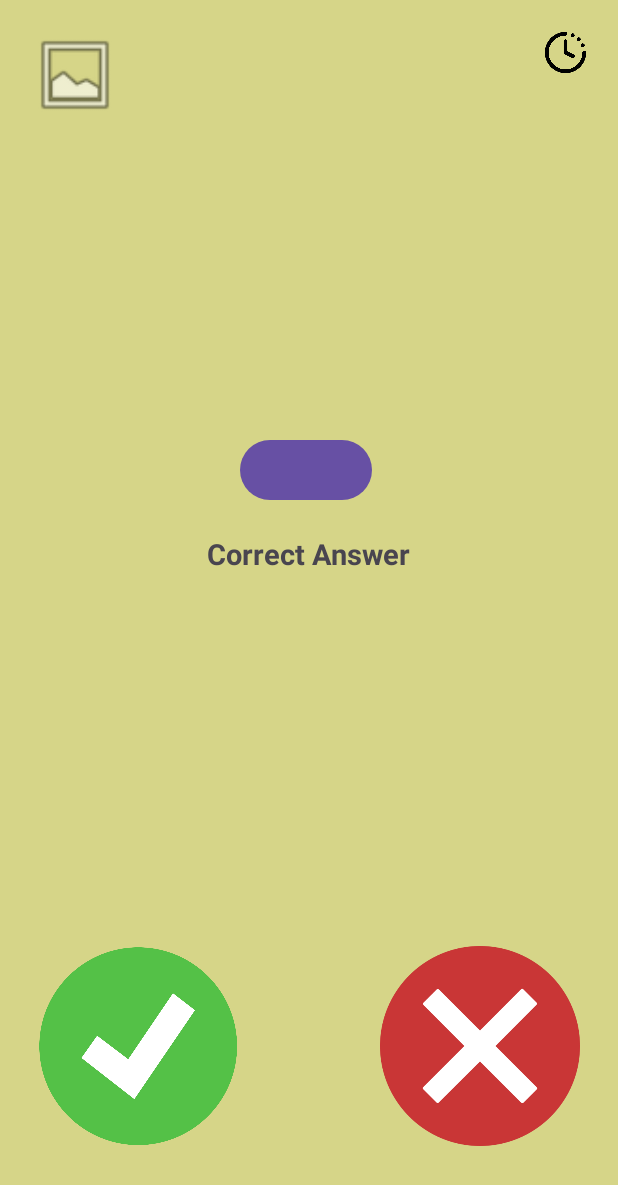
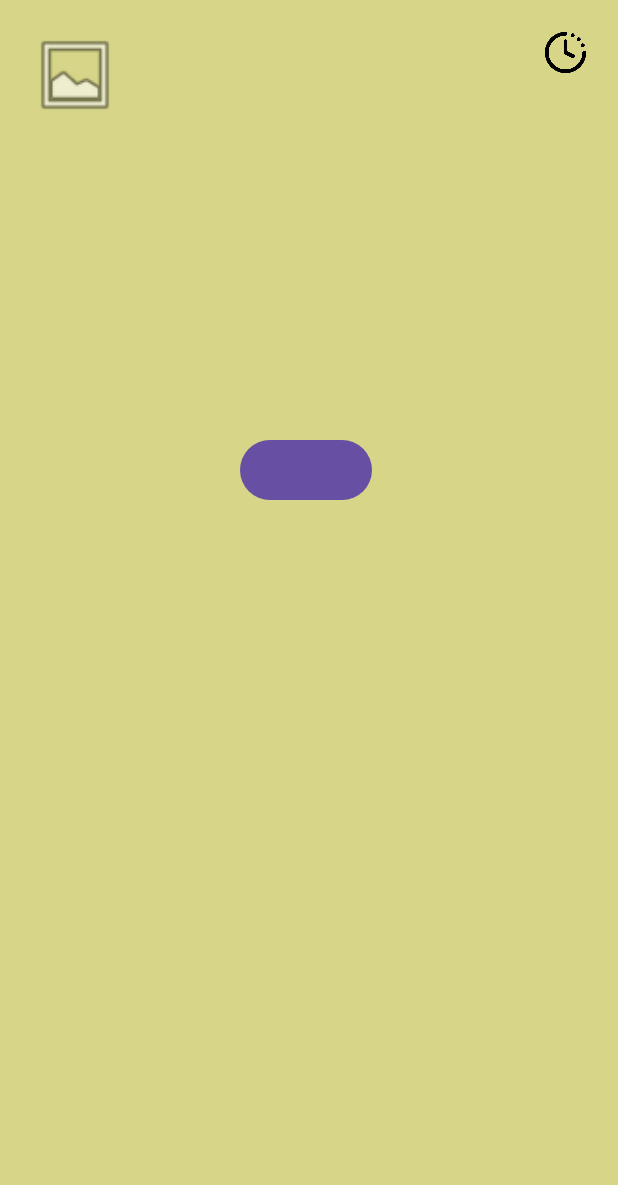
Before and after one commit to anestistsio/QuizApp, an Android app: the layout activity_main_game.xml on its own in the app's theme, with its tools: preview values and no code run, on a phone screen of 412 x 824 dp. Shown: the top 1185 px of the screen. Run offline under Robolectric (Android 15) with nearby library versions, the phone set to English and light mode, and no system bars.

Commit message:
general optimization

```diff
--- a/app/src/main/java/com/uop/quizapp/MainGame.java
+++ b/app/src/main/java/com/uop/quizapp/MainGame.java
@@ -326,11 +326,7 @@ public class MainGame extends AppCompatActivity {
         language = getIntent().getExtras().getString("selected_language");
         //getting the time in seconds
         timeInSeconds =  getIntent().getExtras().getInt("timeInSeconds");
-        //by default the 2 buttons and the answer are hidden
-        answer_tv.setVisibility(View.GONE);
-        correct_bt.setVisibility(View.GONE);
-        incorrect_bt.setVisibility(View.GONE);
-        answeris_tv.setVisibility(View.GONE);
+
         if (!language.equals("English")) {
             answeris_tv.setText("Σωστή απάντηση");
             show_hide_bt.setText("Δείξε");
--- a/app/src/main/java/com/uop/quizapp/SelectCategory.java
+++ b/app/src/main/java/com/uop/quizapp/SelectCategory.java
@@ -128,11 +128,6 @@ public class SelectCategory extends AppCompatActivity {
         ImageView sports_iv = findViewById(R.id.sport_iv);
         ImageView team1_im = findViewById(R.id.team1_im);
         ImageView team2_im = findViewById(R.id.team2_im);
-        //hiding the image views to display only the image buttons
-        science_iv.setVisibility(View.GONE);
-        general_iv.setVisibility(View.GONE);
-        geography_iv.setVisibility(View.GONE);
-        sports_iv.setVisibility(View.GONE);
 
 
         //take the team names and scores and playing team
--- a/app/src/main/res/layout/activity_main_game.xml
+++ b/app/src/main/res/layout/activity_main_game.xml
@@ -37,6 +37,7 @@
         android:background="#00FFFFFF"
         android:onClick="question_end"
         android:scaleType="fitCenter"
+        android:visibility="gone"
         app:layout_constraintBottom_toBottomOf="parent"
         app:layout_constraintStart_toStartOf="parent"
         app:srcCompat="@drawable/correct" />
@@ -45,13 +46,14 @@
         android:id="@+id/incorrect_bt"
         android:layout_width="133dp"
         android:layout_height="133dp"
-        android:layout_marginEnd="25dp"
+        android:layout_marginEnd="24dp"
         android:layout_marginBottom="60dp"
         android:background="#00FFFFFF"
         android:onClick="question_end"
         android:scaleType="fitCenter"
         app:layout_constraintBottom_toBottomOf="parent"
         app:layout_constraintEnd_toEndOf="parent"
+        android:visibility="gone"
         app:srcCompat="@drawable/incorrect" />
 
     <TextView
@@ -63,6 +65,7 @@
         app:layout_constraintEnd_toEndOf="parent"
         app:layout_constraintHorizontal_bias="0.496"
         app:layout_constraintStart_toStartOf="parent"
+        android:visibility="gone"
         app:layout_constraintTop_toBottomOf="@+id/question_tv" />
 
     <TextView
@@ -71,6 +74,7 @@
         android:layout_height="23dp"
         android:layout_marginBottom="10dp"
         android:text="Correct Answer"
+        android:visibility="gone"
         android:textAlignment="center"
         android:textSize="19sp"
         android:textStyle="bold"
--- a/app/src/main/res/layout/activity_select_category.xml
+++ b/app/src/main/res/layout/activity_select_category.xml
@@ -29,6 +29,7 @@
         android:layout_marginTop="100dp"
         android:background="#00FFFFFF"
         android:scaleType="fitCenter"
+        android:visibility="gone"
         app:srcCompat="@drawable/geography_icon_disabled" />
 
     <ImageButton
@@ -53,6 +54,7 @@
         android:layout_marginEnd="38dp"
         android:background="#00FFFFFF"
         android:scaleType="fitCenter"
+        android:visibility="gone"
         app:srcCompat="@drawable/general_icon_disabled" />
 
     <ImageButton
@@ -77,6 +79,7 @@
         android:layout_marginTop="270dp"
         android:background="#00FFFFFF"
         android:scaleType="fitCenter"
+        android:visibility="gone"
         app:srcCompat="@drawable/science_icon_disabled" />
 
     <ImageButton
@@ -101,6 +104,7 @@
         android:layout_marginEnd="38dp"
         android:background="#00FFFFFF"
         android:scaleType="fitCenter"
+        android:visibility="gone"
         app:srcCompat="@drawable/sport_icon_disabled" />
 
     <TextView
```
